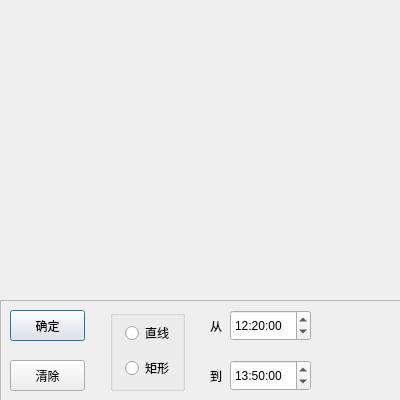
Before: the Qt Designer form RealTimeAbstract_Qt/RealTimeAbstract_Qt/RealTimeAbstract_Qt/drawform.ui in ronnyMakhuddin/motion-detect-tiqu, drawn with Qt 5.
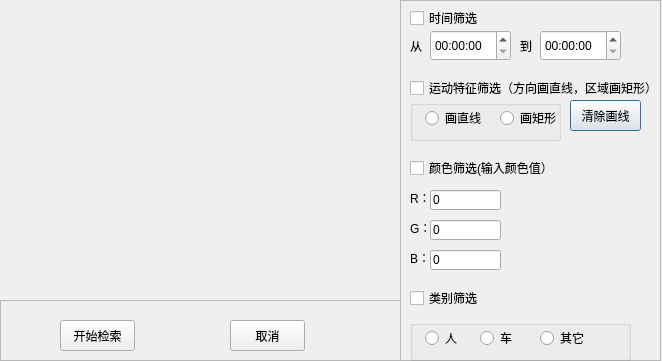
After: the same form once the commit is applied. Icons and pictures are not drawn.

```diff
--- a/RealTimeAbstract_Qt/RealTimeAbstract_Qt/RealTimeAbstract_Qt/drawform.ui
+++ b/RealTimeAbstract_Qt/RealTimeAbstract_Qt/RealTimeAbstract_Qt/drawform.ui
@@ -6,8 +6,8 @@
    <rect>
     <x>0</x>
     <y>0</y>
-    <width>400</width>
-    <height>400</height>
+    <width>662</width>
+    <height>361</height>
    </rect>
   </property>
   <property name="windowTitle">
@@ -36,10 +36,10 @@
   <widget class="QFrame" name="frame">
    <property name="geometry">
     <rect>
-     <x>0</x>
-     <y>300</y>
-     <width>401</width>
-     <height>101</height>
+     <x>400</x>
+     <y>0</y>
+     <width>261</width>
+     <height>361</height>
     </rect>
    </property>
    <property name="frameShape">
@@ -48,19 +48,101 @@
    <property name="frameShadow">
     <enum>QFrame::Raised</enum>
    </property>
+   <widget class="QLabel" name="label_5">
+    <property name="geometry">
+     <rect>
+      <x>10</x>
+      <y>250</y>
+      <width>16</width>
+      <height>16</height>
+     </rect>
+    </property>
+    <property name="text">
+     <string>B：</string>
+    </property>
+   </widget>
+   <widget class="QLabel" name="label_4">
+    <property name="geometry">
+     <rect>
+      <x>10</x>
+      <y>220</y>
+      <width>16</width>
+      <height>16</height>
+     </rect>
+    </property>
+    <property name="text">
+     <string>G：</string>
+    </property>
+   </widget>
+   <widget class="QCheckBox" name="checkBox_time">
+    <property name="geometry">
+     <rect>
+      <x>10</x>
+      <y>10</y>
+      <width>71</width>
+      <height>16</height>
+     </rect>
+    </property>
+    <property name="text">
+     <string>时间筛选</string>
+    </property>
+   </widget>
+   <widget class="QCheckBox" name="checkBox_motion">
+    <property name="geometry">
+     <rect>
+      <x>10</x>
+      <y>80</y>
+      <width>251</width>
+      <height>16</height>
+     </rect>
+    </property>
+    <property name="text">
+     <string>运动特征筛选（方向画直线，区域画矩形）</string>
+    </property>
+   </widget>
    <widget class="QTimeEdit" name="timeEdit_end">
     <property name="geometry">
      <rect>
-      <x>230</x>
-      <y>60</y>
+      <x>140</x>
+      <y>30</y>
       <width>81</width>
       <height>31</height>
      </rect>
     </property>
     <property name="time">
      <time>
-      <hour>13</hour>
-      <minute>50</minute>
+      <hour>0</hour>
+      <minute>0</minute>
+      <second>0</second>
+     </time>
+    </property>
+   </widget>
+   <widget class="QCheckBox" name="checkBox_type">
+    <property name="geometry">
+     <rect>
+      <x>10</x>
+      <y>290</y>
+      <width>91</width>
+      <height>16</height>
+     </rect>
+    </property>
+    <property name="text">
+     <string>类别筛选</string>
+    </property>
+   </widget>
+   <widget class="QTimeEdit" name="timeEdit_start">
+    <property name="geometry">
+     <rect>
+      <x>30</x>
+      <y>30</y>
+      <width>81</width>
+      <height>31</height>
+     </rect>
+    </property>
+    <property name="time">
+     <time>
+      <hour>0</hour>
+      <minute>0</minute>
       <second>0</second>
      </time>
     </property>
@@ -68,10 +150,10 @@
    <widget class="QGroupBox" name="groupBox">
     <property name="geometry">
      <rect>
-      <x>110</x>
-      <y>10</y>
-      <width>75</width>
-      <height>81</height>
+      <x>10</x>
+      <y>100</y>
+      <width>151</width>
+      <height>41</height>
      </rect>
     </property>
     <property name="title">
@@ -81,8 +163,8 @@
      <property name="geometry">
       <rect>
        <x>15</x>
-       <y>15</y>
-       <width>51</width>
+       <y>10</y>
+       <width>61</width>
        <height>16</height>
       </rect>
      </property>
@@ -90,15 +172,15 @@
       <string>画一条带箭头的直线，检索按照直线方向运动的视频摘要</string>
      </property>
      <property name="text">
-      <string>直线</string>
+      <string>画直线</string>
      </property>
     </widget>
     <widget class="QRadioButton" name="rect_radiobutton">
      <property name="geometry">
       <rect>
-       <x>15</x>
-       <y>50</y>
-       <width>51</width>
+       <x>90</x>
+       <y>10</y>
+       <width>61</width>
        <height>16</height>
       </rect>
      </property>
@@ -106,29 +188,29 @@
       <string>在视频中画一个矩形，检索进入这个矩形的视频摘要</string>
      </property>
      <property name="text">
-      <string>矩形</string>
+      <string>画矩形</string>
      </property>
     </widget>
    </widget>
-   <widget class="QLabel" name="label_2">
+   <widget class="QCheckBox" name="checkBox_color">
     <property name="geometry">
      <rect>
-      <x>210</x>
-      <y>60</y>
-      <width>21</width>
-      <height>31</height>
+      <x>10</x>
+      <y>160</y>
+      <width>141</width>
+      <height>16</height>
      </rect>
     </property>
     <property name="text">
-     <string>到</string>
+     <string>颜色筛选(输入颜色值）</string>
     </property>
    </widget>
    <widget class="QLabel" name="label">
     <property name="geometry">
      <rect>
-      <x>210</x>
-      <y>10</y>
-      <width>21</width>
+      <x>10</x>
+      <y>30</y>
+      <width>16</width>
       <height>31</height>
      </rect>
     </property>
@@ -136,45 +218,96 @@
      <string>从</string>
     </property>
    </widget>
-   <widget class="QTimeEdit" name="timeEdit_start">
+   <widget class="QLabel" name="label_3">
     <property name="geometry">
      <rect>
-      <x>230</x>
-      <y>10</y>
-      <width>81</width>
-      <height>31</height>
+      <x>10</x>
+      <y>190</y>
+      <width>16</width>
+      <height>16</height>
      </rect>
     </property>
-    <property name="time">
-     <time>
-      <hour>12</hour>
-      <minute>20</minute>
-      <second>0</second>
-     </time>
+    <property name="text">
+     <string>R：</string>
     </property>
    </widget>
-   <widget class="QPushButton" name="ok_button">
+   <widget class="QGroupBox" name="groupBox_2">
     <property name="geometry">
      <rect>
       <x>10</x>
-      <y>10</y>
-      <width>75</width>
-      <height>31</height>
+      <y>320</y>
+      <width>221</width>
+      <height>41</height>
      </rect>
     </property>
-    <property name="toolTip">
-     <string>点击确定保存</string>
+    <property name="title">
+     <string/>
     </property>
+    <widget class="QRadioButton" name="radioButton_human">
+     <property name="geometry">
+      <rect>
+       <x>15</x>
+       <y>10</y>
+       <width>41</width>
+       <height>16</height>
+      </rect>
+     </property>
+     <property name="toolTip">
+      <string>画一条带箭头的直线，检索按照直线方向运动的视频摘要</string>
+     </property>
+     <property name="text">
+      <string>人</string>
+     </property>
+    </widget>
+    <widget class="QRadioButton" name="radioButton_car">
+     <property name="geometry">
+      <rect>
+       <x>70</x>
+       <y>10</y>
+       <width>41</width>
+       <height>16</height>
+      </rect>
+     </property>
+     <property name="toolTip">
+      <string>在视频中画一个矩形，检索进入这个矩形的视频摘要</string>
+     </property>
+     <property name="text">
+      <string>车</string>
+     </property>
+    </widget>
+    <widget class="QRadioButton" name="radioButton_other">
+     <property name="geometry">
+      <rect>
+       <x>130</x>
+       <y>10</y>
+       <width>51</width>
+       <height>16</height>
+      </rect>
+     </property>
+     <property name="text">
+      <string>其它</string>
+     </property>
+    </widget>
+   </widget>
+   <widget class="QLabel" name="label_2">
+    <property name="geometry">
+     <rect>
+      <x>120</x>
+      <y>30</y>
+      <width>21</width>
+      <height>31</height>
+     </rect>
+    </property>
     <property name="text">
-     <string>确定</string>
+     <string>到</string>
     </property>
    </widget>
    <widget class="QPushButton" name="clear_button">
     <property name="geometry">
      <rect>
-      <x>10</x>
-      <y>60</y>
-      <width>75</width>
+      <x>170</x>
+      <y>100</y>
+      <width>71</width>
       <height>31</height>
      </rect>
     </property>
@@ -182,7 +315,94 @@
      <string>清除所有画线</string>
     </property>
     <property name="text">
-     <string>清除</string>
+     <string>清除画线</string>
+    </property>
+   </widget>
+   <widget class="QLineEdit" name="lineEdit_red">
+    <property name="geometry">
+     <rect>
+      <x>30</x>
+      <y>190</y>
+      <width>71</width>
+      <height>20</height>
+     </rect>
+    </property>
+    <property name="text">
+     <string>0</string>
+    </property>
+   </widget>
+   <widget class="QLineEdit" name="lineEdit_green">
+    <property name="geometry">
+     <rect>
+      <x>30</x>
+      <y>220</y>
+      <width>71</width>
+      <height>20</height>
+     </rect>
+    </property>
+    <property name="text">
+     <string>0</string>
+    </property>
+   </widget>
+   <widget class="QLineEdit" name="lineEdit_blue">
+    <property name="geometry">
+     <rect>
+      <x>30</x>
+      <y>250</y>
+      <width>71</width>
+      <height>20</height>
+     </rect>
+    </property>
+    <property name="text">
+     <string>0</string>
+    </property>
+   </widget>
+  </widget>
+  <widget class="QFrame" name="frame_button">
+   <property name="geometry">
+    <rect>
+     <x>0</x>
+     <y>300</y>
+     <width>401</width>
+     <height>61</height>
+    </rect>
+   </property>
+   <property name="frameShape">
+    <enum>QFrame::StyledPanel</enum>
+   </property>
+   <property name="frameShadow">
+    <enum>QFrame::Raised</enum>
+   </property>
+   <widget class="QPushButton" name="ok_button_2">
+    <property name="geometry">
+     <rect>
+      <x>230</x>
+      <y>20</y>
+      <width>75</width>
+      <height>31</height>
+     </rect>
+    </property>
+    <property name="toolTip">
+     <string>点击确定保存</string>
+    </property>
+    <property name="text">
+     <string>取消</string>
+    </property>
+   </widget>
+   <widget class="QPushButton" name="ok_button">
+    <property name="geometry">
+     <rect>
+      <x>60</x>
+      <y>20</y>
+      <width>75</width>
+      <height>31</height>
+     </rect>
+    </property>
+    <property name="toolTip">
+     <string>点击确定保存</string>
+    </property>
+    <property name="text">
+     <string>开始检索</string>
     </property>
    </widget>
   </widget>
```
